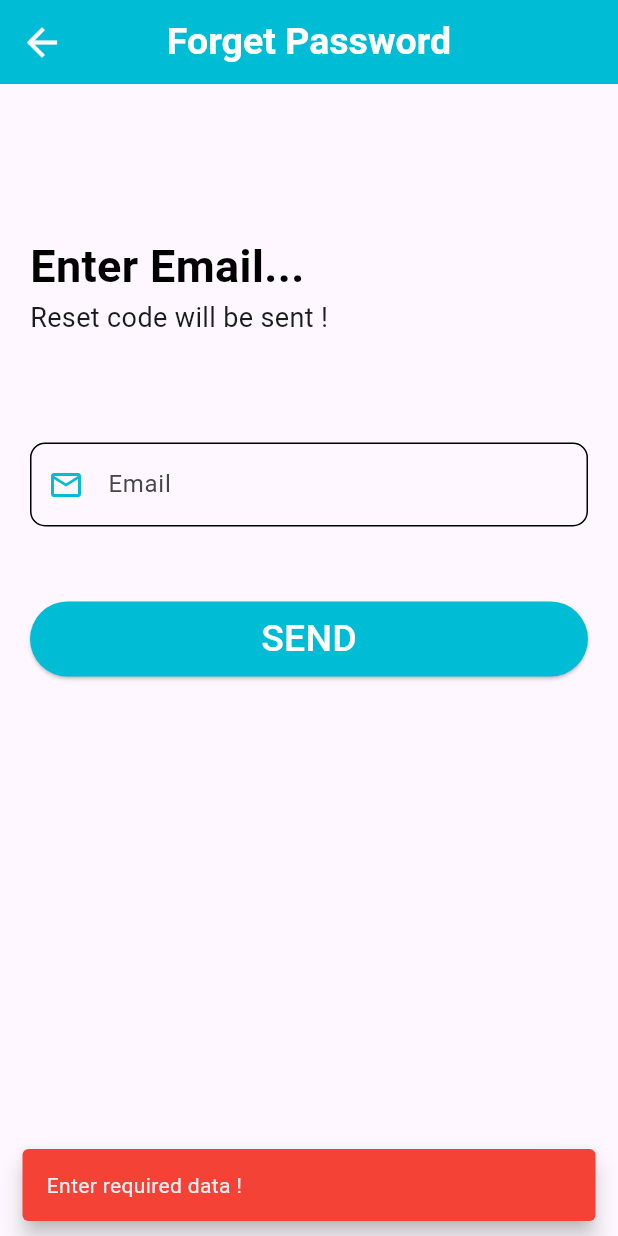
After one commit to loaighazali/FirstApiProject, a Flutter app: the ForgetPassword screen opened by its route, after a tap on "SEND", on a phone screen of 412 x 824 dp. The commit adds this screen. Run offline on Flutter 3.47's test engine with Material 3 defaults, Android fonts, the phone set to English and light mode, and no system bars; our stand-ins replace shared_preferences; accounts and stored records are empty.

Commit message:
Request post ForgetPassword

```diff
--- a/lib/api/api_setting.dart
+++ b/lib/api/api_setting.dart
@@ -9,6 +9,7 @@ class ApiSetting {
   static const register = _apiUrl + 'students/auth/register';
   static const login = _apiUrl + 'students/auth/login';
   static const logout = _apiUrl + 'students/auth/logout';
+  static const forgetPassword = _apiUrl + 'auth/forget-password';
 
 
 }
--- a/lib/main.dart
+++ b/lib/main.dart
@@ -1,4 +1,5 @@
 import 'package:elancer_api/pref/shared_pref_controller.dart';
+import 'package:elancer_api/screens/auth/forget_password_screen.dart';
 import 'package:elancer_api/screens/auth/login_screen.dart';
 import 'package:elancer_api/screens/auth/register_screen.dart';
 import 'package:elancer_api/screens/categories_screen.dart';
@@ -26,6 +27,7 @@ class MyApp extends StatelessWidget {
         '/lunch_screen' : (context) =>const LunchScreen(),
         '/login_screen' : (context) =>const LoginScreen(),
         '/register_screen' : (context) =>const RegisterScreen(),
+        '/forget_password' : (context) =>const ForgetPassword(),
         '/users_screen' : (context) =>const UsersScreen(),
         '/categories_screen' : (context) =>const CategoriesScreen(),
       },
--- /dev/null
+++ b/lib/screens/auth/forget_password_screen.dart
@@ -0,0 +1,111 @@
+import 'package:elancer_api/helpers/helpers.dart';
+import 'package:flutter/cupertino.dart';
+import 'package:flutter/material.dart';
+
+import '../../api/controllers/auth_api_controller.dart';
+import '../../widgets/app_text_field.dart';
+
+class ForgetPassword extends StatefulWidget {
+  const ForgetPassword({Key? key}) : super(key: key);
+
+  @override
+  State<ForgetPassword> createState() => _ForgetPasswordState();
+}
+
+class _ForgetPasswordState extends State<ForgetPassword> with Helpers {
+  late TextEditingController _emailEditingController;
+
+  @override
+  void initState() {
+    // TODO: implement initState
+    super.initState();
+    _emailEditingController = TextEditingController();
+  }
+
+  @override
+  Widget build(BuildContext context) {
+    return Scaffold(
+      appBar: AppBar(
+        iconTheme: IconThemeData(color: Colors.white , size: 30),
+        backgroundColor: Colors.cyan,
+        title: const Text(
+          'Forget Password',
+          style: TextStyle(
+              fontSize: 25, fontWeight: FontWeight.bold, color: Colors.white),
+        ),
+        centerTitle: true,
+      ),
+      body: ListView(
+        physics: const NeverScrollableScrollPhysics(),
+        padding: const EdgeInsetsDirectional.all(20),
+        children: [
+          const SizedBox(
+            height: 80,
+          ),
+          const Text(
+            'Enter Email...',
+            style: TextStyle(
+                color: Colors.black, fontWeight: FontWeight.bold, fontSize: 30),
+          ),
+          const Text(
+            'Reset code will be sent !',
+            style: TextStyle(
+              fontSize: 18,
+            ),
+          ),
+          const SizedBox(
+            height: 70,
+          ),
+          AppTextField(
+            hint: 'Email',
+            perfixIcon: Icons.email_outlined,
+            controller: _emailEditingController,
+            textInputType: TextInputType.emailAddress,
+          ),
+
+          const SizedBox(
+            height: 50,
+          ),
+
+          ElevatedButton(
+            style: ElevatedButton.styleFrom(
+              minimumSize: const Size(0, 50),
+              backgroundColor: Colors.cyan,
+            ),
+            onPressed: () async => await performForgetPassword(),
+            child: const Text(
+              'SEND',
+              style: TextStyle(
+                color: Colors.white,
+                fontSize: 25,
+              ),
+            ),
+          ),
+        ],
+      ),
+    );
+  }
+
+  Future<void> performForgetPassword() async {
+    if (checkData()) {
+      await forgetPassword();
+    }
+  }
+
+  bool checkData() {
+    if (_emailEditingController.text.isNotEmpty) {
+      return true;
+    } else {
+      showSnackBar(
+          context: context, message: 'Enter required data !', error: true);
+      return false;
+    }
+  }
+
+  Future<void> forgetPassword() async {
+    bool status = await AuthApiController().forgetPassword(
+      context,
+      email: _emailEditingController.text,
+    );
+  }
+}
--- a/lib/screens/auth/login_screen.dart
+++ b/lib/screens/auth/login_screen.dart
@@ -115,6 +115,18 @@ class _LoginScreenState extends State<LoginScreen> with Helpers {
                       )),
                 ]),
           ),
+
+          TextButton(
+            onPressed: () {
+              Navigator.pushNamed(context, '/forget_password');
+            },
+            child: const Text(
+              'Forget Password ?',
+              style: TextStyle(
+                color: Colors.cyan
+              ),
+            ),
+          ),
         ],
       ),
     );
@@ -145,5 +157,4 @@ class _LoginScreenState extends State<LoginScreen> with Helpers {
     );
     if (status) Navigator.pushReplacementNamed(context, '/users_screen');
   }
-
 }
```
Also changed, not shown: lib/api/controllers/auth_api_controller.dart (+40 -18 lines).
